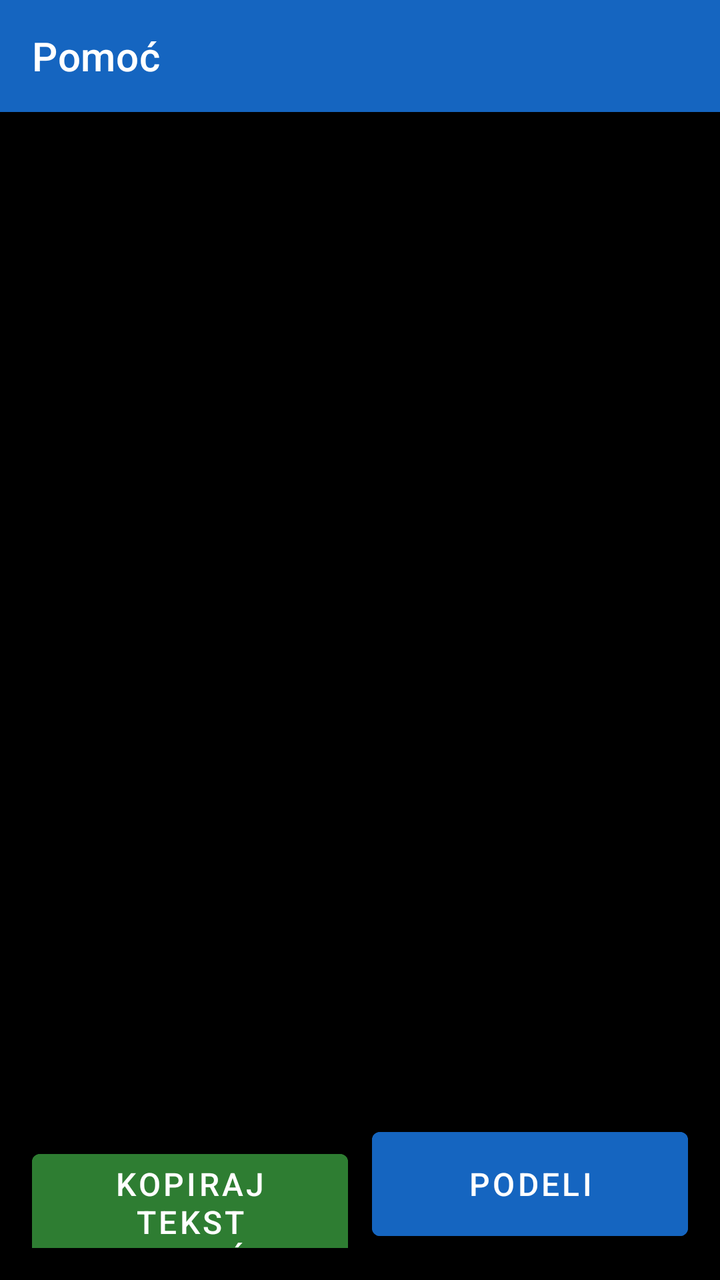
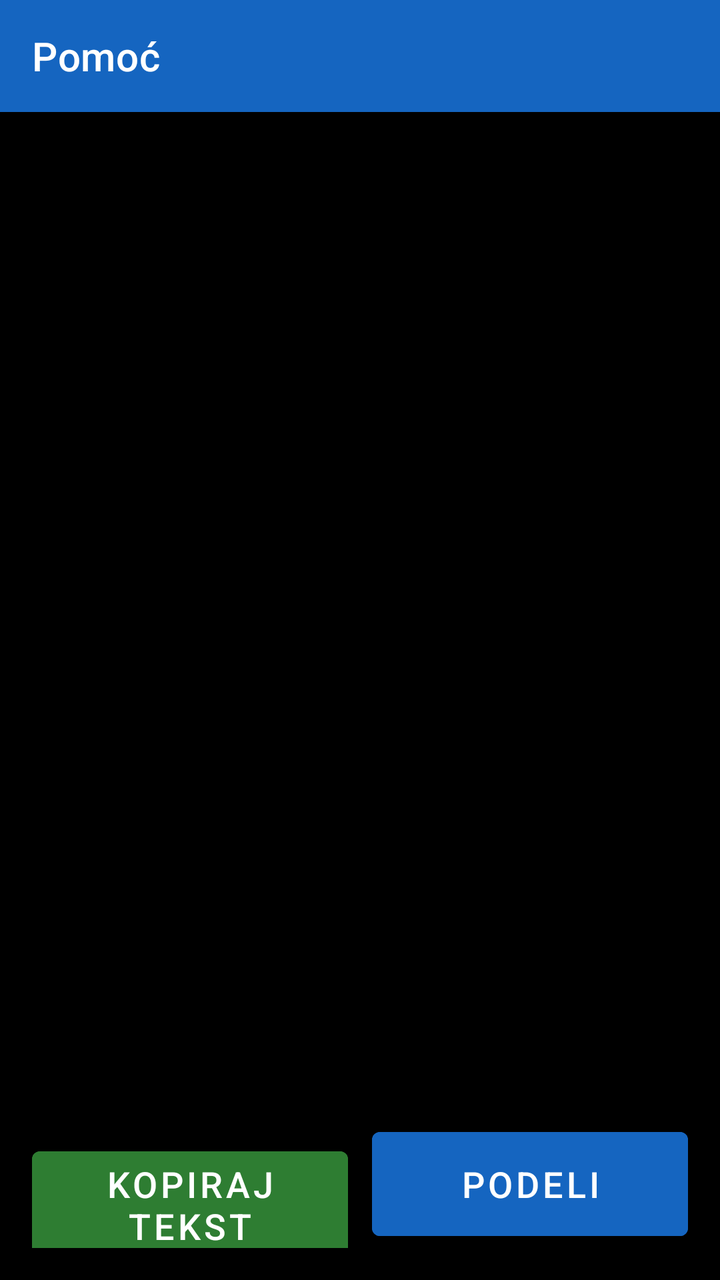

The first picture is an Android layout as it rendered before a commit; the second is the same layout after the commit. The layout source and the unified diff follow.
<!-- AndroidManifest.xml: application theme Theme.RecPoRec -->
<!-- res/layout/activity_help.xml -->
<?xml version="1.0" encoding="utf-8"?>
<LinearLayout xmlns:android="http://schemas.android.com/apk/res/android"
    xmlns:app="http://schemas.android.com/apk/res-auto"
    android:layout_width="match_parent"
    android:layout_height="match_parent"
    android:orientation="vertical"
    android:fitsSystemWindows="true"
    android:background="@color/background">

    <androidx.appcompat.widget.Toolbar
        android:id="@+id/toolbar"
        android:layout_width="match_parent"
        android:layout_height="?attr/actionBarSize"
        android:background="@color/btn_voice"
        android:titleTextColor="@color/text_primary"
        app:title="@string/help_title" />

    <ScrollView
        android:layout_width="match_parent"
        android:layout_height="0dp"
        android:layout_weight="1">

        <TextView
            android:id="@+id/textHelpBody"
            android:layout_width="match_parent"
            android:layout_height="wrap_content"
            android:padding="20dp"
            android:textSize="18sp"
            android:lineSpacingExtra="6dp"
            android:textColor="@color/text_primary" />
    </ScrollView>

    <LinearLayout
        android:layout_width="match_parent"
        android:layout_height="wrap_content"
        android:orientation="horizontal"
        android:padding="16dp">

        <Button
            android:id="@+id/btnCopyHelp"
            android:layout_width="0dp"
            android:layout_height="64dp"
            android:layout_weight="1"
            android:layout_marginEnd="6dp"
            android:textSize="16sp"
            android:backgroundTint="@color/btn_chapter"
            android:textColor="@color/button_text"
            android:text="Kopiraj tekst pomoći" />

        <Button
            android:id="@+id/btnShareHelp"
            android:layout_width="0dp"
            android:layout_height="64dp"
            android:layout_weight="1"
            android:layout_marginStart="6dp"
            android:textSize="16sp"
            android:backgroundTint="@color/btn_voice"
            android:textColor="@color/button_text"
            android:text="Podeli" />
    </LinearLayout>

</LinearLayout>
<!-- resources referenced by this layout -->
<resources>
  <color name="background">#000000</color>
  <color name="btn_chapter">#2E7D32</color>
  <color name="btn_voice">#1565C0</color>
  <color name="button_text">#FFFFFF</color>
  <color name="text_primary">#FFFFFF</color>
  <string name="help_title">Pomoć</string>
  <style name="Theme.RecPoRec" parent="Theme.MaterialComponents.DayNight.NoActionBar">
          <item name="android:windowBackground">@color/background</item>
          <item name="android:textColorPrimary">@color/text_primary</item>
          <item name="colorPrimary">@color/btn_voice</item>
          <item name="colorOnPrimary">@color/button_text</item>
      </style>
</resources>

<!-- the commit's change to res/layout/activity_help.xml (unified diff, before → after) -->
@@ -25,7 +25,7 @@
             android:layout_width="match_parent"
             android:layout_height="wrap_content"
             android:padding="20dp"
-            android:textSize="18sp"
+            android:textSize="20sp"
             android:lineSpacingExtra="6dp"
             android:textColor="@color/text_primary" />
     </ScrollView>
@@ -42,7 +42,7 @@
             android:layout_height="64dp"
             android:layout_weight="1"
             android:layout_marginEnd="6dp"
-            android:textSize="16sp"
+            android:textSize="18sp"
             android:backgroundTint="@color/btn_chapter"
             android:textColor="@color/button_text"
             android:text="Kopiraj tekst pomoći" />
@@ -53,7 +53,7 @@
             android:layout_height="64dp"
             android:layout_weight="1"
             android:layout_marginStart="6dp"
-            android:textSize="16sp"
+            android:textSize="18sp"
             android:backgroundTint="@color/btn_voice"
             android:textColor="@color/button_text"
             android:text="Podeli" />
